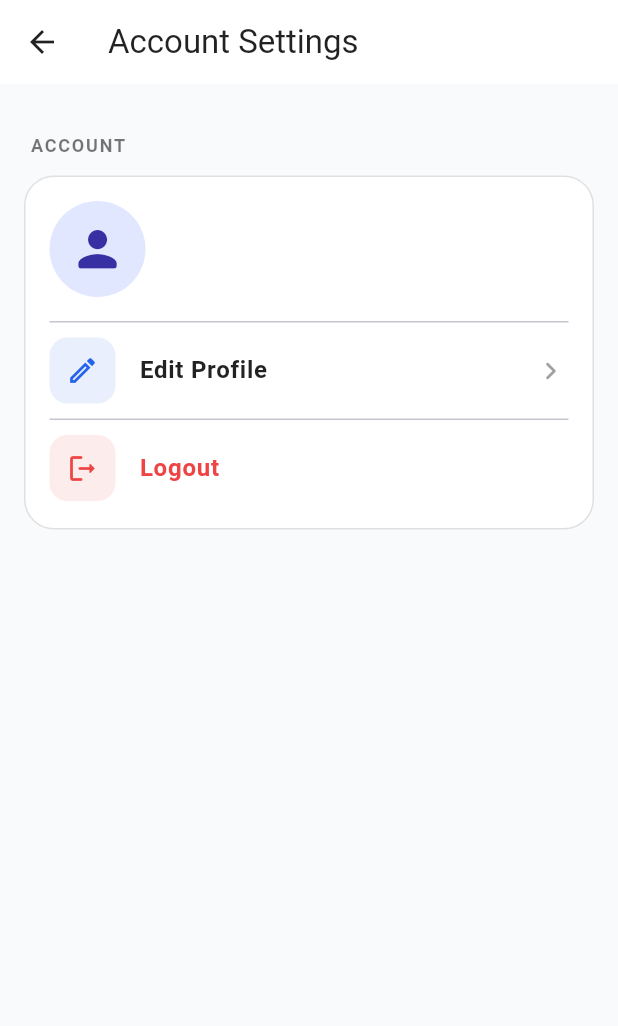
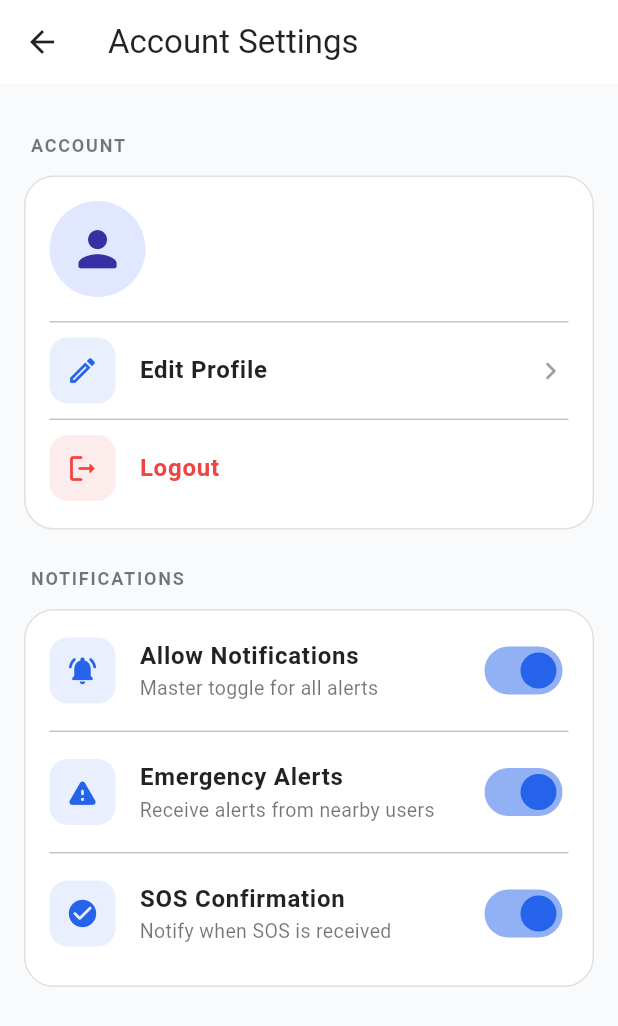
Before and after one commit to soumitmanna/SafeStreet-AI, a Flutter app: the ProfileScreen screen opened directly, after a tap on the "settings" icon, on a phone screen of 412 x 824 dp. Shown: the top 1026 px of the screen. Run offline on Flutter 3.47's test engine with Material 3 defaults, Android fonts, the phone set to English and light mode, and no system bars; our stand-ins replace cloud_firestore, firebase_auth, firebase_core, flutter_image_compress, geolocator, google_maps_flutter and 3 more; accounts and stored records are empty; generated files the repository leaves out were written again.

Commit message:
feat(profile): complete Phase 12.3 emergency contacts and notification settings
- Integrate emergency contacts with profile
- Synchronize contact data across profile screens
- Fix contact service dependency issues
- Implement notification preferences UI
- Improve account settings navigation
- Polish profile module UI and interactions

```diff
--- a/mobile_app/lib/controllers/account_settings_controller.dart
+++ b/mobile_app/lib/controllers/account_settings_controller.dart
@@ -1,6 +1,8 @@
 import 'package:flutter/foundation.dart';
 import '../models/user_profile_model.dart';
+import '../models/notification_preferences_model.dart';
 import '../services/account_settings_service.dart';
+import '../services/notification_preference_service.dart';
 
 sealed class AccountSettingsState {}
 
@@ -18,14 +20,35 @@ class AccountSettingsError extends AccountSettingsState {
   AccountSettingsError(this.error);
 }
 
+sealed class AccountSettingsNotificationState {}
+
+class AccountSettingsNotificationLoading extends AccountSettingsNotificationState {}
+
+class AccountSettingsNotificationLoaded extends AccountSettingsNotificationState {
+  final NotificationPreferencesModel prefs;
+  AccountSettingsNotificationLoaded(this.prefs);
+}
+
+class AccountSettingsNotificationError extends AccountSettingsNotificationState {
+  final String error;
+  AccountSettingsNotificationError(this.error);
+}
+
 class AccountSettingsController extends ChangeNotifier {
   final AccountSettingsService _service;
+  final NotificationPreferenceService _notificationService;
 
   AccountSettingsState _state = AccountSettingsIdle();
   AccountSettingsState get state => _state;
 
-  AccountSettingsController({AccountSettingsService? service})
-      : _service = service ?? AccountSettingsService();
+  AccountSettingsNotificationState _notificationState = AccountSettingsNotificationLoading();
+  AccountSettingsNotificationState get notificationState => _notificationState;
+
+  AccountSettingsController({
+    AccountSettingsService? service,
+    NotificationPreferenceService? notificationService,
+  })  : _service = service ?? AccountSettingsService(),
+        _notificationService = notificationService ?? NotificationPreferenceService();
 
   Future<void> initialize() async {
     _state = AccountSettingsLoading();
@@ -38,6 +61,14 @@ class AccountSettingsController extends ChangeNotifier {
       _state = AccountSettingsError(e);
     } catch (e) {
       _state = AccountSettingsError(const SettingsOperationFailedException("An unexpected error occurred."));
+    }
+
+    try {
+      final prefs = await _notificationService.loadPreferences();
+      _notificationState = AccountSettingsNotificationLoaded(prefs);
+    } catch (e, stackTrace) {
+      debugPrint('Failed to load notification settings: $e\n$stackTrace');
+      _notificationState = AccountSettingsNotificationError("Failed to load notification settings.");
     }
 
     notifyListeners();
@@ -54,4 +85,42 @@ class AccountSettingsController extends ChangeNotifier {
       throw const SettingsOperationFailedException("Failed to log out.");
     }
   }
+
+  Future<void> setMasterNotificationEnabled(bool value) async {
+    try {
+      await _notificationService.setMasterEnabled(value);
+      await _reloadNotifications();
+    } catch (e, stackTrace) {
+      debugPrint('Failed to set master notification: $e\n$stackTrace');
+    }
+  }
+
+  Future<void> setEmergencyAlertNotifications(bool value) async {
+    try {
+      await _notificationService.setEmergencyAlertEnabled(value);
+      await _reloadNotifications();
+    } catch (e, stackTrace) {
+      debugPrint('Failed to set emergency alert notifications: $e\n$stackTrace');
+    }
+  }
+
+  Future<void> setSosConfirmationNotifications(bool value) async {
+    try {
+      await _notificationService.setSosConfirmationEnabled(value);
+      await _reloadNotifications();
+    } catch (e, stackTrace) {
+      debugPrint('Failed to set SOS confirmation notifications: $e\n$stackTrace');
+    }
+  }
+
+  Future<void> _reloadNotifications() async {
+    try {
+      final prefs = await _notificationService.loadPreferences();
+      _notificationState = AccountSettingsNotificationLoaded(prefs);
+      notifyListeners();
+    } catch (e, stackTrace) {
+      debugPrint('Failed to reload notifications: $e\n$stackTrace');
+      // Keep existing state on error
+    }
+  }
 }
--- /dev/null
+++ b/mobile_app/lib/models/notification_preferences_model.dart
@@ -0,0 +1,33 @@
+class NotificationPreferencesModel {
+  final bool masterEnabled;
+  final bool emergencyAlertEnabled;
+  final bool sosConfirmationEnabled;
+
+  const NotificationPreferencesModel({
+    required this.masterEnabled,
+    required this.emergencyAlertEnabled,
+    required this.sosConfirmationEnabled,
+  });
+
+  factory NotificationPreferencesModel.defaults() {
+    return const NotificationPreferencesModel(
+      masterEnabled: true,
+      emergencyAlertEnabled: true,
+      sosConfirmationEnabled: true,
+    );
+  }
+
+  bool isEffectivelyEnabled(bool categoryEnabled) => masterEnabled && categoryEnabled;
+
+  NotificationPreferencesModel copyWith({
+    bool? masterEnabled,
+    bool? emergencyAlertEnabled,
+    bool? sosConfirmationEnabled,
+  }) {
+    return NotificationPreferencesModel(
+      masterEnabled: masterEnabled ?? this.masterEnabled,
+      emergencyAlertEnabled: emergencyAlertEnabled ?? this.emergencyAlertEnabled,
+      sosConfirmationEnabled: sosConfirmationEnabled ?? this.sosConfirmationEnabled,
+    );
+  }
+}
--- /dev/null
+++ b/mobile_app/lib/repositories/notification_preference_repository_impl.dart
@@ -0,0 +1,83 @@
+import 'package:shared_preferences/shared_preferences.dart';
+import 'notification_preference_repository.dart';
+
+class SettingsPreferencesException implements Exception {
+  final String message;
+  final Object? originalError;
+  final StackTrace? stackTrace;
+
+  const SettingsPreferencesException(
+    this.message, [
+    this.originalError,
+    this.stackTrace,
+  ]);
+
+  @override
+  String toString() => 'SettingsPreferencesException: $message\nCaused by: $originalError';
+}
+
+class NotificationPreferenceRepositoryImpl implements NotificationPreferenceRepository {
+  static const String _keyMaster = 'prefs_notifications_master_enabled';
+  static const String _keyEmergencyAlert = 'prefs_notifications_emergency_alerts_enabled';
+  static const String _keySosConfirmation = 'prefs_notifications_sos_confirmation_enabled';
+
+  @override
+  Future<bool> getMasterEnabled() async {
+    try {
+      final prefs = await SharedPreferences.getInstance();
+      return prefs.getBool(_keyMaster) ?? true;
+    } catch (e, stackTrace) {
+      throw SettingsPreferencesException("Failed to read master notification preference.", e, stackTrace);
+    }
+  }
+
+  @override
+  Future<bool> getEmergencyAlertEnabled() async {
+    try {
+      final prefs = await SharedPreferences.getInstance();
+      return prefs.getBool(_keyEmergencyAlert) ?? true;
+    } catch (e, stackTrace) {
+      throw SettingsPreferencesException("Failed to read emergency alert preference.", e, stackTrace);
+    }
+  }
+
+  @override
+  Future<bool> getSosConfirmationEnabled() async {
+    try {
+      final prefs = await SharedPreferences.getInstance();
+      return prefs.getBool(_keySosConfirmation) ?? true;
+    } catch (e, stackTrace) {
+      throw SettingsPreferencesException("Failed to read SOS confirmation preference.", e, stackTrace);
+    }
+  }
+
+  @override
+  Future<void> setMasterEnabled(bool value) async {
+    try {
+      final prefs = await SharedPreferences.getInstance();
+      await prefs.setBool(_keyMaster, value);
+    } catch (e, stackTrace) {
+      throw SettingsPreferencesException("Failed to save master notification preference.", e, stackTrace);
+    }
+  }
+
+  @override
+  Future<void> setEmergencyAlertEnabled(bool value) async {
+    try {
+      final prefs = await SharedPreferences.getInstance();
+      await prefs.setBool(_keyEmergencyAlert, value);
+    } catch (e, stackTrace) {
+      throw SettingsPreferencesException("Failed to save emergency alert preference.", e, stackTrace);
+    }
+  }
+
+  @override
+  Future<void> setSosConfirmationEnabled(bool value) async {
+    try {
+      final prefs = await SharedPreferences.getInstance();
+      await prefs.setBool(_keySosConfirmation, value);
+    } catch (e, stackTrace) {
+      throw SettingsPreferencesException("Failed to save SOS confirmation preference.", e, stackTrace);
+    }
+  }
+}
--- a/mobile_app/lib/screens/account_settings_screen.dart
+++ b/mobile_app/lib/screens/account_settings_screen.dart
@@ -3,6 +3,7 @@ import '../controllers/account_settings_controller.dart';
 import '../services/account_settings_service.dart';
 import '../widgets/settings_section_header.dart';
 import '../widgets/settings_tile.dart';
+import '../widgets/settings_toggle_tile.dart';
 import '../widgets/settings_destructive_tile.dart';
 import '../widgets/profile_avatar_widget.dart';
 import 'edit_profile_screen.dart';
@@ -187,6 +188,17 @@ class _AccountSettingsScreenState extends State<AccountSettingsScreen> {
                     ],
                   ),
                 ),
+                if (state is AccountSettingsLoaded) ...[
+                  const SettingsSectionHeader(title: 'Notifications'),
+                  Container(
+                    decoration: BoxDecoration(
+                      color: Colors.white,
+                      borderRadius: BorderRadius.circular(20),
+                      border: Border.all(color: Colors.black12),
+                    ),
+                    child: _buildNotificationSection(_controller.notificationState),
+                  ),
+                ],
               ],
             );
           }
@@ -196,4 +208,56 @@ class _AccountSettingsScreenState extends State<AccountSettingsScreen> {
       ),
     );
   }
+
+  Widget _buildNotificationSection(AccountSettingsNotificationState notifState) {
+    if (notifState is AccountSettingsNotificationLoading) {
+      return const Padding(
+        padding: EdgeInsets.all(24.0),
+        child: Center(child: CircularProgressIndicator()),
+      );
+    }
+
+    if (notifState is AccountSettingsNotificationError) {
+      return Padding(
+        padding: const EdgeInsets.all(24.0),
+        child: Center(child: Text(notifState.error, style: const TextStyle(color: Colors.red))),
+      );
+    }
+
+    if (notifState is AccountSettingsNotificationLoaded) {
+      final prefs = notifState.prefs;
+      return Column(
+        children: [
+          SettingsToggleTile(
+            icon: Icons.notifications_active_rounded,
+            title: 'Allow Notifications',
+            subtitle: 'Master toggle for all alerts',
+            value: prefs.masterEnabled,
+            onChanged: _controller.setMasterNotificationEnabled,
+          ),
+          const Divider(height: 1, indent: 16, endIndent: 16),
+          SettingsToggleTile(
+            icon: Icons.warning_rounded,
+            title: 'Emergency Alerts',
+            subtitle: 'Receive alerts from nearby users',
+            value: prefs.emergencyAlertEnabled,
+            enabled: prefs.masterEnabled,
+            onChanged: _controller.setEmergencyAlertNotifications,
+          ),
+          const Divider(height: 1, indent: 16, endIndent: 16),
+          SettingsToggleTile(
+            icon: Icons.check_circle_rounded,
+            title: 'SOS Confirmation',
+            subtitle: 'Notify when SOS is received',
+            value: prefs.sosConfirmationEnabled,
+            enabled: prefs.masterEnabled,
+            onChanged: _controller.setSosConfirmationNotifications,
+          ),
+          const SizedBox(height: 8),
+        ],
+      );
+    }
+
+    return const SizedBox.shrink();
+  }
 }
--- a/mobile_app/lib/screens/profile_screen.dart
+++ b/mobile_app/lib/screens/profile_screen.dart
@@ -1,5 +1,4 @@
 import 'package:flutter/material.dart';
-import 'package:firebase_auth/firebase_auth.dart';
 import '../controllers/profile_controller.dart';
 import '../models/user_profile_model.dart';
 import '../models/emergency_contact_model.dart';
@@ -8,7 +7,6 @@ import '../widgets/profile_avatar_widget.dart';
 import '../widgets/profile_badge_widget.dart';
 import 'edit_profile_screen.dart';
 import 'account_settings_screen.dart';
-import 'login_screen.dart';
 
 class ProfileScreen extends StatefulWidget {
   const ProfileScreen({super.key});
@@ -389,7 +387,6 @@ class _SettingsSection extends StatelessWidget {
   Widget build(BuildContext context) {
     final theme = Theme.of(context);
     const settings = [
-      {'icon': Icons.notifications_rounded, 'title': 'Notifications', 'subtitle': 'Alert preferences'},
       {'icon': Icons.lock_rounded, 'title': 'Privacy', 'subtitle': 'Manage permissions'},
       {'icon': Icons.shield_rounded, 'title': 'Security', 'subtitle': 'Emergency access settings'},
       {'icon': Icons.help_outline_rounded, 'title': 'Support', 'subtitle': 'Help center'},
--- /dev/null
+++ b/mobile_app/lib/services/notification_preference_service.dart
@@ -0,0 +1,34 @@
+import '../models/notification_preferences_model.dart';
+import '../repositories/notification_preference_repository.dart';
+import '../repositories/notification_preference_repository_impl.dart';
+
+class NotificationPreferenceService {
+  final NotificationPreferenceRepository _repository;
+
+  NotificationPreferenceService({NotificationPreferenceRepository? repository})
+      : _repository = repository ?? NotificationPreferenceRepositoryImpl();
+
+  Future<NotificationPreferencesModel> loadPreferences() async {
+    final master = await _repository.getMasterEnabled();
+    final emergencyAlert = await _repository.getEmergencyAlertEnabled();
+    final sosConfirmation = await _repository.getSosConfirmationEnabled();
+
+    return NotificationPreferencesModel(
+      masterEnabled: master,
+      emergencyAlertEnabled: emergencyAlert,
+      sosConfirmationEnabled: sosConfirmation,
+    );
+  }
+
+  Future<void> setMasterEnabled(bool value) async {
+    await _repository.setMasterEnabled(value);
+  }
+
+  Future<void> setEmergencyAlertEnabled(bool value) async {
+    await _repository.setEmergencyAlertEnabled(value);
+  }
+
+  Future<void> setSosConfirmationEnabled(bool value) async {
+    await _repository.setSosConfirmationEnabled(value);
+  }
+}
--- /dev/null
+++ b/mobile_app/lib/widgets/settings_toggle_tile.dart
@@ -0,0 +1,65 @@
+import 'package:flutter/material.dart';
+
+class SettingsToggleTile extends StatelessWidget {
+  final IconData icon;
+  final String title;
+  final String? subtitle;
+  final bool value;
+  final ValueChanged<bool> onChanged;
+  final bool enabled;
+
+  const SettingsToggleTile({
+    super.key,
+    required this.icon,
+    required this.title,
+    this.subtitle,
+    required this.value,
+    required this.onChanged,
+    this.enabled = true,
+  });
+
+  @override
+  Widget build(BuildContext context) {
+    return ListTile(
+      contentPadding: const EdgeInsets.symmetric(horizontal: 16, vertical: 4),
+      shape: RoundedRectangleBorder(borderRadius: BorderRadius.circular(16)),
+      leading: Container(
+        width: 44,
+        height: 44,
+        decoration: BoxDecoration(
+          color: enabled
+              ? const Color(0xFF2563EB).withValues(alpha: 0.1)
+              : Colors.black.withValues(alpha: 0.05),
+          borderRadius: BorderRadius.circular(12),
+        ),
+        child: Icon(
+          icon,
+          color: enabled ? const Color(0xFF2563EB) : Colors.black38,
+          size: 22,
+        ),
+      ),
+      title: Text(
+        title,
+        style: TextStyle(
+          fontWeight: FontWeight.w600,
+          color: enabled ? Colors.black87 : Colors.black38,
+        ),
+      ),
+      subtitle: subtitle != null
+          ? Text(
+              subtitle!,
+              style: TextStyle(
+                color: enabled ? Colors.black54 : Colors.black26,
+                fontSize: 13,
+              ),
+            )
+          : null,
+      trailing: Switch.adaptive(
+        value: value,
+        onChanged: enabled ? onChanged : null,
+        activeColor: const Color(0xFF2563EB),
+      ),
+      onTap: enabled ? () => onChanged(!value) : null,
+    );
+  }
+}
--- a/mobile_app/pubspec.yaml
+++ b/mobile_app/pubspec.yaml
@@ -50,6 +50,7 @@ dependencies:
   intl: ^0.20.2
   http: ^1.6.0
   flutter_image_compress: ^2.5.0
+  shared_preferences: ^2.5.5
 
 dev_dependencies:
   flutter_test:
```
Also changed, not shown: mobile_app/lib/repositories/notification_preference_repository.dart (added, +8 -0 lines), mobile_app/pubspec.lock, 2 other files.
